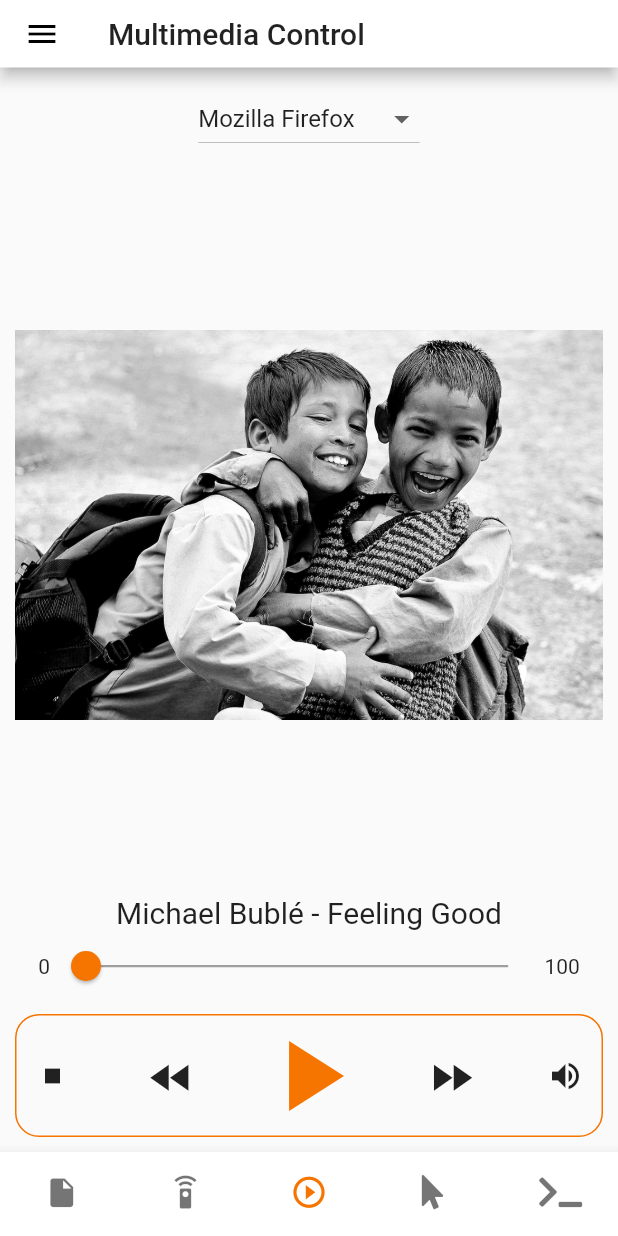
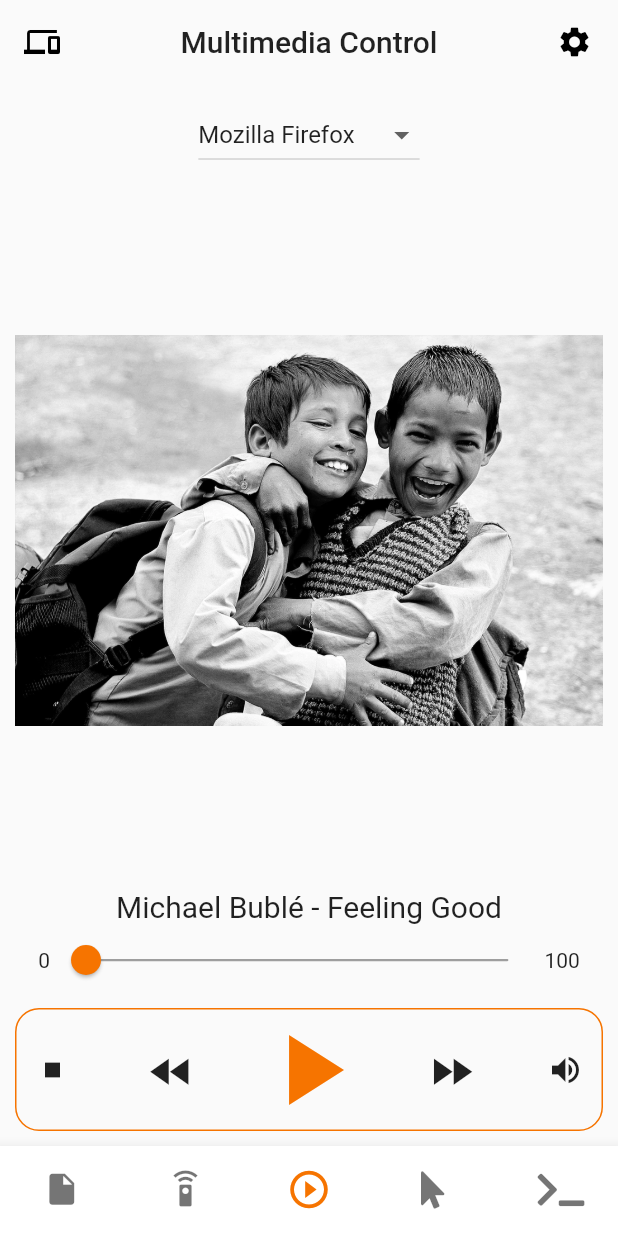
Before and after one commit to KhalidWar/kdeconnect, a Flutter app: the screen it shows after launch, on a phone screen of 412 x 824 dp. Run offline on Flutter 3.47's test engine with Material 2 defaults, Android fonts, the light colour scheme and no system bars; our stand-ins replace font_awesome_flutter, shared_preferences.

Commit message:
Revert "Restructured files and checked off few todos."
This reverts commit 146b3c25

```diff
--- a/lib/screens/home_screen.dart
+++ b/lib/screens/home_screen.dart
@@ -1,8 +1,13 @@
+import 'package:animations/animations.dart';
 import 'package:flutter/material.dart';
 import 'package:font_awesome_flutter/font_awesome_flutter.dart';
-import 'package:kdeconnect/components/main_drawer.dart';
-import 'package:kdeconnect/components/tabs_list.dart';
-import 'package:kdeconnect/providers/theme_manager.dart';
+import 'package:kdeconnect/screens/media_control_tab.dart';
+import 'package:kdeconnect/screens/pair_new_device_screen.dart';
+import 'package:kdeconnect/screens/remote_input_tab.dart';
+import 'package:kdeconnect/screens/run_command_tab.dart';
+import 'package:kdeconnect/screens/send_files_tab.dart';
+import 'package:kdeconnect/screens/settings_screen.dart';
+import 'package:kdeconnect/screens/slideshow_remote_tab.dart';
 
 class HomeScreen extends StatefulWidget {
   static const String id = 'home_screen';
@@ -23,29 +28,57 @@ class _HomeScreenState extends State<HomeScreen> {
   @override
   Widget build(BuildContext context) {
     return Scaffold(
-      body: tabsList[_selectedIndex].widget,
-      appBar: PreferredSize(
-        preferredSize: Size.fromHeight(45),
-        child: AppBar(
-          backgroundColor: isLightTheme(context)
-              ? Theme.of(context).primaryColor
-              : Theme.of(context).primaryColorLight,
-          title: Text(tabsList[_selectedIndex].title),
+      body: PageTransitionSwitcher(
+          duration: Duration(milliseconds: 150),
+          transitionBuilder: (child, primaryAnimation, secondaryAnimation) =>
+              FadeScaleTransition(animation: primaryAnimation, child: child),
+          child: tabsList[_selectedIndex].widget),
+      appBar: AppBar(
+        backgroundColor: Theme.of(context).scaffoldBackgroundColor,
+        elevation: 0,
+        title: Text(
+          tabsList[_selectedIndex].title,
+          style: Theme.of(context).textTheme.headline6,
         ),
+        centerTitle: true,
+        leading: IconButton(
+          icon: Icon(Icons.phonelink),
+          onPressed: () {
+            showModalBottomSheet(
+              shape: RoundedRectangleBorder(
+                borderRadius: BorderRadius.only(
+                    topLeft: Radius.circular(20),
+                    topRight: Radius.circular(20)),
+              ),
+              context: context,
+              builder: (context) {
+                return PairNewDevice();
+              },
+            );
+          },
+        ),
+        actions: [
+          Padding(
+            padding: EdgeInsets.only(right: 5),
+            child: IconButton(
+              icon: Icon(Icons.settings),
+              onPressed: () {
+                Navigator.pushNamed(context, SettingsScreen.id);
+              },
+            ),
+          ),
+        ],
       ),
-      drawer: Drawer(child: MainDrawer()),
       bottomNavigationBar: BottomNavigationBar(
         currentIndex: _selectedIndex,
         onTap: selectedIndex,
         type: BottomNavigationBarType.fixed,
-        backgroundColor: isLightTheme(context)
-            ? Theme.of(context).primaryColor
-            : Theme.of(context).primaryColorLight,
+        backgroundColor: Theme.of(context).primaryColorLight,
         selectedItemColor: Theme.of(context).accentColor,
         showSelectedLabels: false,
         showUnselectedLabels: false,
-        selectedIconTheme: IconThemeData(size: 25),
-        unselectedIconTheme: IconThemeData(size: 23),
+        selectedIconTheme: IconThemeData(size: 30),
+        unselectedIconTheme: IconThemeData(size: 25),
         items: [
           BottomNavigationBarItem(
             icon: Icon(Icons.insert_drive_file),
@@ -72,3 +105,34 @@ class _HomeScreenState extends State<HomeScreen> {
     );
   }
 }
+
+class Tabs {
+  Tabs({this.title, this.widget});
+
+  String title;
+  Widget widget;
+  Function function;
+}
+
+List tabsList = [
+  Tabs(
+    title: 'Send Files',
+    widget: SendFilesTab(),
+  ),
+  Tabs(
+    title: 'Slideshow Remote',
+    widget: SlideshowRemoteTab(),
+  ),
+  Tabs(
+    title: 'Multimedia Control',
+    widget: MediaControlTab(),
+  ),
+  Tabs(
+    title: 'Remote Input',
+    widget: RemoteInputTab(),
+  ),
+  Tabs(
+    title: 'Run Command',
+    widget: RunCommandTab(),
+  ),
+];
```
Also changed, not shown: lib/screens/settings_screen.dart (+159 -110 lines).
